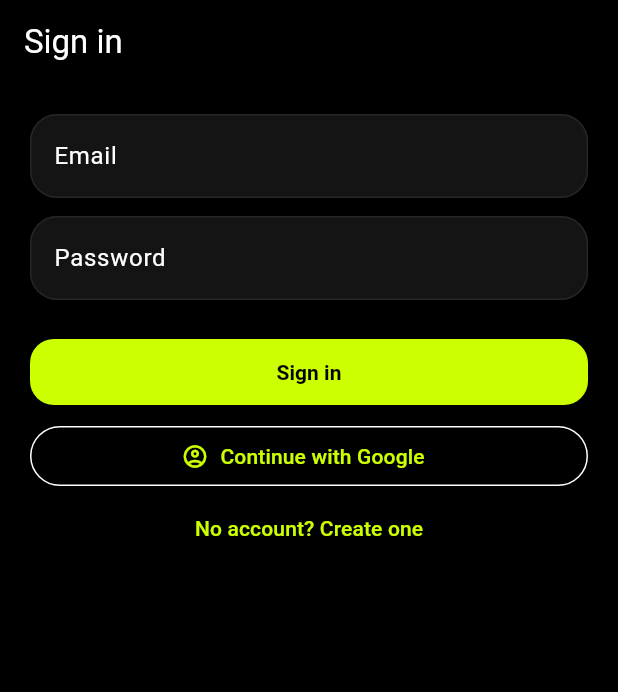
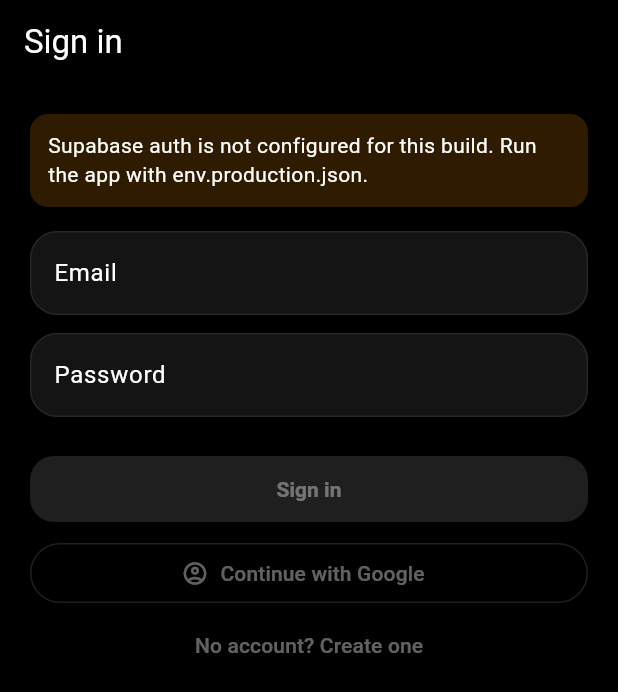
Before and after one commit to UprightBiswa/vibetrack, a Flutter app: the screen it shows after launch, on a phone screen of 412 x 824 dp. Shown: the top 692 px of the screen. Run offline on Flutter 3.47's test engine with Material 3 defaults, Android fonts, the phone set to English and light mode, and no system bars; our stand-ins replace connectivity_plus, dio, flutter_map, flutter_riverpod, geolocator, go_router and 4 more; accounts and stored records are empty.

Commit message:
guist remove

```diff
--- a/lib/core/routing/app_router.dart
+++ b/lib/core/routing/app_router.dart
@@ -44,12 +44,17 @@ final appRouterProvider = Provider<GoRouter>((ref) {
       final isLoggedIn = authRepository.currentUser() != null;
       final path = state.uri.path;
       final isAuthPath = path == AppRoutes.auth;
-      final isRoot = path == AppRoutes.splash;
-      final isPublic = isAuthPath || isRoot;
+      final isSplashPath = path == AppRoutes.splash;
 
-      if (!isLoggedIn && !isPublic) return AppRoutes.auth;
-      if (isLoggedIn && (isAuthPath || isRoot)) return AppRoutes.home;
-      if (!isLoggedIn && isRoot) return AppRoutes.auth;
+      if (isSplashPath) {
+        return null;
+      }
+      if (!isLoggedIn && !isAuthPath) {
+        return AppRoutes.auth;
+      }
+      if (isLoggedIn && isAuthPath) {
+        return AppRoutes.home;
+      }
       return null;
     },
     routes: [
--- a/lib/features/auth/presentation/auth_screen.dart
+++ b/lib/features/auth/presentation/auth_screen.dart
@@ -1,5 +1,6 @@
 import 'package:flutter/material.dart';
 import 'package:flutter_riverpod/flutter_riverpod.dart';
+import 'package:vibetreck/core/config/app_env.dart';
 import 'package:vibetreck/features/auth/application/auth_controller.dart';
 
 class AuthScreen extends ConsumerStatefulWidget {
@@ -66,12 +67,29 @@ class _AuthScreenState extends ConsumerState<AuthScreen> {
 
   @override
   Widget build(BuildContext context) {
+    final env = ref.watch(appEnvProvider);
+    final authConfigured = env.hasSupabase;
+
     return Scaffold(
       appBar: AppBar(title: const Text('Sign in')),
       body: Padding(
         padding: const EdgeInsets.all(20),
         child: Column(
           children: [
+            if (!authConfigured)
+              Container(
+                width: double.infinity,
+                padding: const EdgeInsets.all(12),
+                margin: const EdgeInsets.only(bottom: 16),
+                decoration: BoxDecoration(
+                  color: Colors.orange.withValues(alpha: 0.18),
+                  borderRadius: BorderRadius.circular(12),
+                ),
+                child: const Text(
+                  'Supabase auth is not configured for this build. Run the app with env.production.json.',
+                  style: TextStyle(color: Colors.white),
+                ),
+              ),
             TextField(
               controller: _emailController,
               decoration: const InputDecoration(labelText: 'Email'),
@@ -97,7 +115,7 @@ class _AuthScreenState extends ConsumerState<AuthScreen> {
             SizedBox(
               width: double.infinity,
               child: ElevatedButton(
-                onPressed: _loading ? null : _submit,
+                onPressed: _loading || !authConfigured ? null : _submit,
                 child: Text(
                   _loading
                       ? 'Please wait...'
@@ -109,7 +127,7 @@ class _AuthScreenState extends ConsumerState<AuthScreen> {
             SizedBox(
               width: double.infinity,
               child: OutlinedButton.icon(
-                onPressed: _loading
+                onPressed: _loading || !authConfigured
                     ? null
                     : () async {
                         setState(() => _loading = true);
@@ -129,7 +147,9 @@ class _AuthScreenState extends ConsumerState<AuthScreen> {
               ),
             ),
             TextButton(
-              onPressed: () => setState(() => _isSignUp = !_isSignUp),
+              onPressed: authConfigured
+                  ? () => setState(() => _isSignUp = !_isSignUp)
+                  : null,
               child: Text(
                 _isSignUp
                     ? 'Already have account? Sign in'
```
Also changed, not shown: lib/features/auth/data/auth_repository.dart (+9 -17 lines), lib/features/auth/presentation/splash_screen.dart (+59 -6 lines).
